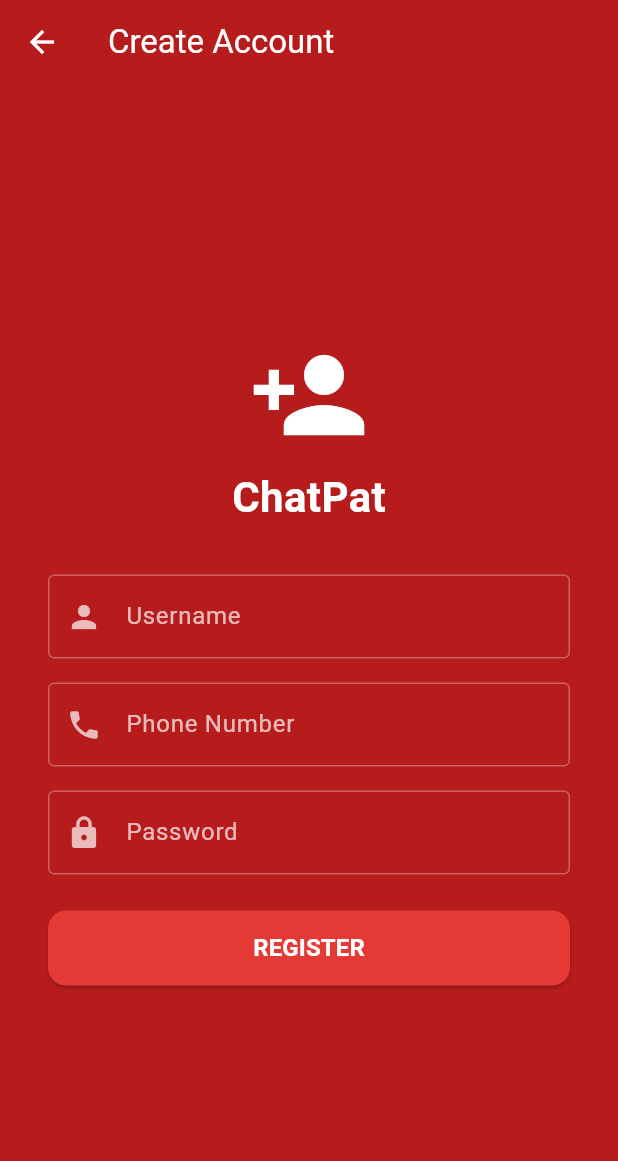
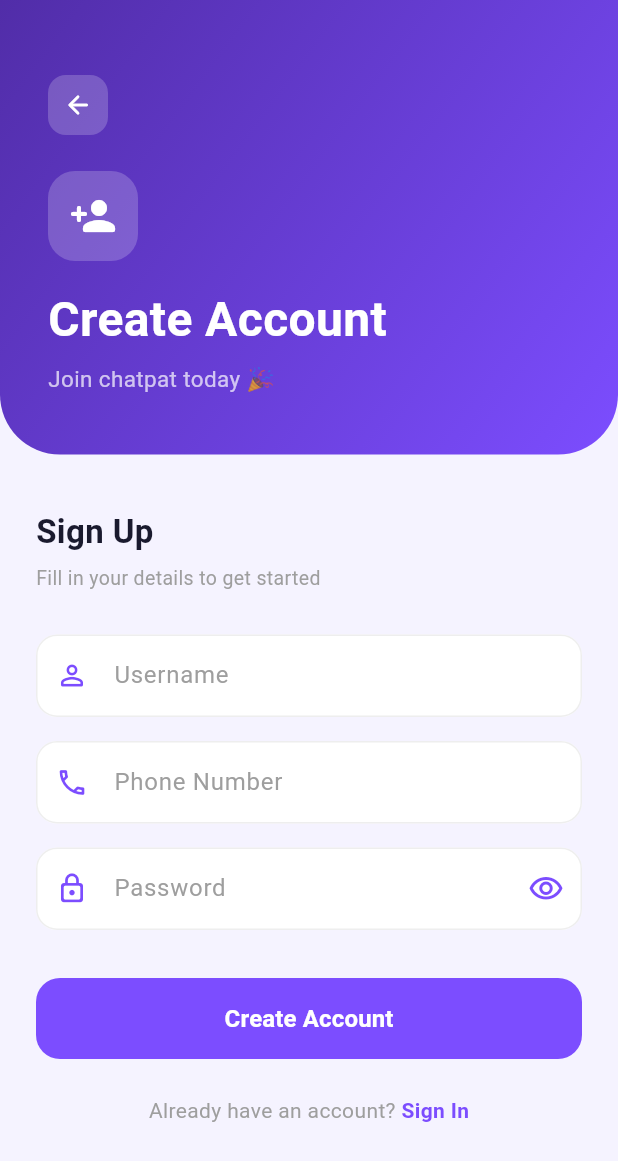
Before and after one commit to shreyankthakur/chatpat, a Flutter app: the screen it shows after launch, after a tap on "Register", on a phone screen of 412 x 824 dp. Shown: the top 1161 px of the screen. Run offline on Flutter 3.47's test engine with Material 3 defaults, Android fonts, the phone set to English and light mode, and no system bars; our stand-ins replace flutter_local_notifications, shared_preferences; missing offline and left inert: flutter_background_service, flutter_webrtc; accounts and stored records are empty; network calls fail.

Commit message:
fix: registration, messaging, background service

```diff
--- a/frontend/lib/screens/register_screen.dart
+++ b/frontend/lib/screens/register_screen.dart
@@ -10,101 +10,249 @@ class RegisterScreen extends StatefulWidget {
 }
 
 class _RegisterScreenState extends State<RegisterScreen> {
-  final _userCtrl = TextEditingController();
+  final _userCtrl  = TextEditingController();
   final _phoneCtrl = TextEditingController();
-  final _passCtrl = TextEditingController();
+  final _passCtrl  = TextEditingController();
+  bool _obscurePass = true;
+
+  static const _purple      = Color(0xFF7C4DFF);
+  static const _purpleLight = Color(0xFFB39DDB);
+  static const _purpleDark  = Color(0xFF512DA8);
+  static const _bg          = Color(0xFFF5F3FF);
 
   Future<void> _register() async {
     if (_userCtrl.text.isEmpty ||
         _phoneCtrl.text.isEmpty ||
         _passCtrl.text.isEmpty) {
-      ScaffoldMessenger.of(context).showSnackBar(const SnackBar(
-          content: Text('Please fill username, phone, and password')));
+      ScaffoldMessenger.of(context).showSnackBar(
+        SnackBar(
+          content: const Text('Please fill all fields'),
+          backgroundColor: _purpleDark,
+          behavior: SnackBarBehavior.floating,
+          shape: RoundedRectangleBorder(
+              borderRadius: BorderRadius.circular(12)),
+        ),
+      );
       return;
     }
     final auth = context.read<AuthProvider>();
-    final ok = await auth.register(
+    final ok   = await auth.register(
       _userCtrl.text.trim(),
       _phoneCtrl.text.trim(),
       _passCtrl.text.trim(),
     );
     if (ok && context.mounted) {
-      Navigator.pushReplacement(
-          context, MaterialPageRoute(builder: (_) => const HomeScreen()));
+      Navigator.pushReplacement(context,
+          MaterialPageRoute(builder: (_) => const HomeScreen()));
     } else if (context.mounted) {
-      ScaffoldMessenger.of(context).showSnackBar(const SnackBar(
-          content: Text('Registration failed. Username may already exist.')));
+      ScaffoldMessenger.of(context).showSnackBar(
+        SnackBar(
+          content: const Text('Registration failed. Username may already exist.'),
+          backgroundColor: Colors.redAccent,
+          behavior: SnackBarBehavior.floating,
+          shape: RoundedRectangleBorder(
+              borderRadius: BorderRadius.circular(12)),
+        ),
+      );
     }
   }
 
   @override
   Widget build(BuildContext context) {
     final isLoading = context.watch<AuthProvider>().isLoading;
+
     return Scaffold(
-      backgroundColor: const Color(0xFFB71C1C),
-      appBar: AppBar(
-        backgroundColor: const Color(0xFFB71C1C),
-        iconTheme: const IconThemeData(color: Colors.white),
-        title:
-            const Text('Create Account', style: TextStyle(color: Colors.white)),
+      backgroundColor: _bg,
+      body: SafeArea(
+        child: SingleChildScrollView(
+          child: Column(
+            children: [
+              // Purple header
+              Container(
+                width: double.infinity,
+                padding: const EdgeInsets.fromLTRB(32, 50, 32, 40),
+                decoration: const BoxDecoration(
+                  gradient: LinearGradient(
+                    colors: [_purpleDark, _purple],
+                    begin: Alignment.topLeft,
+                    end: Alignment.bottomRight,
                   ),
-      body: Center(
-          child: SingleChildScrollView(
-        padding: const EdgeInsets.all(32),
-        child: Column(children: [
-          const Icon(Icons.person_add, size: 80, color: Colors.white),
-          const SizedBox(height: 8),
-          const Text('ChatPat',
+                  borderRadius: BorderRadius.only(
+                    bottomLeft:  Radius.circular(40),
+                    bottomRight: Radius.circular(40),
+                  ),
+                ),
+                child: Column(
+                  crossAxisAlignment: CrossAxisAlignment.start,
+                  children: [
+                    // Back button
+                    GestureDetector(
+                      onTap: () => Navigator.pop(context),
+                      child: Container(
+                        width: 40, height: 40,
+                        decoration: BoxDecoration(
+                          color: Colors.white.withOpacity(0.2),
+                          borderRadius: BorderRadius.circular(12),
+                        ),
+                        child: const Icon(Icons.arrow_back_rounded,
+                            color: Colors.white, size: 20),
+                      ),
+                    ),
+                    const SizedBox(height: 24),
+                    Container(
+                      width: 60, height: 60,
+                      decoration: BoxDecoration(
+                        color: Colors.white.withOpacity(0.2),
+                        borderRadius: BorderRadius.circular(18),
+                      ),
+                      child: const Icon(Icons.person_add_rounded,
+                          color: Colors.white, size: 32),
+                    ),
+                    const SizedBox(height: 16),
+                    const Text('Create Account',
                         style: TextStyle(
                             color: Colors.white,
-                  fontSize: 28,
+                            fontSize: 32,
                             fontWeight: FontWeight.bold)),
+                    const SizedBox(height: 6),
+                    const Text('Join chatpat today 🎉',
+                        style: TextStyle(
+                            color: Colors.white70, fontSize: 15)),
+                  ],
+                ),
+              ),
+
+              // Form
+              Padding(
+                padding: const EdgeInsets.fromLTRB(24, 36, 24, 24),
+                child: Column(
+                  crossAxisAlignment: CrossAxisAlignment.start,
+                  children: [
+                    const Text('Sign Up',
+                        style: TextStyle(
+                            fontSize: 22,
+                            fontWeight: FontWeight.bold,
+                            color: Color(0xFF1A1A2E))),
+                    const SizedBox(height: 6),
+                    const Text('Fill in your details to get started',
+                        style: TextStyle(color: Colors.grey, fontSize: 13)),
+                    const SizedBox(height: 28),
+
+                    _buildField(
+                      controller: _userCtrl,
+                      label: 'Username',
+                      icon: Icons.person_outline_rounded,
+                    ),
+                    const SizedBox(height: 16),
+                    _buildField(
+                      controller: _phoneCtrl,
+                      label: 'Phone Number',
+                      icon: Icons.phone_outlined,
+                      type: TextInputType.phone,
+                    ),
+                    const SizedBox(height: 16),
+                    _buildField(
+                      controller: _passCtrl,
+                      label: 'Password',
+                      icon: Icons.lock_outline_rounded,
+                      obscure: _obscurePass,
+                      suffix: IconButton(
+                        icon: Icon(
+                          _obscurePass
+                              ? Icons.visibility_outlined
+                              : Icons.visibility_off_outlined,
+                          color: _purple,
+                        ),
+                        onPressed: () =>
+                            setState(() => _obscurePass = !_obscurePass),
+                      ),
+                    ),
                     const SizedBox(height: 32),
-          _field(_userCtrl, 'Username', Icons.person),
-          const SizedBox(height: 16),
-          _field(_phoneCtrl, 'Phone Number', Icons.phone,
-              type: TextInputType.phone),
-          const SizedBox(height: 16),
-          _field(_passCtrl, 'Password', Icons.lock, obscure: true),
-          const SizedBox(height: 24),
+
+                    // Register button
                     SizedBox(
                       width: double.infinity,
-            height: 50,
+                      height: 54,
                       child: ElevatedButton(
                         style: ElevatedButton.styleFrom(
-                  backgroundColor: const Color(0xFFE53935),
+                          backgroundColor: _purple,
+                          foregroundColor: Colors.white,
+                          elevation: 0,
                           shape: RoundedRectangleBorder(
-                      borderRadius: BorderRadius.circular(12))),
+                              borderRadius: BorderRadius.circular(16)),
+                        ),
                         onPressed: isLoading ? null : _register,
                         child: isLoading
-                  ? const CircularProgressIndicator(color: Colors.white)
-                  : const Text('REGISTER',
+                            ? const SizedBox(
+                                width: 24, height: 24,
+                                child: CircularProgressIndicator(
+                                    color: Colors.white, strokeWidth: 2.5))
+                            : const Text('Create Account',
                                 style: TextStyle(
                                     fontSize: 16,
-                          fontWeight: FontWeight.bold,
-                          color: Colors.white)),
+                                    fontWeight: FontWeight.bold)),
                       ),
                     ),
-        ]),
-      )),
+
+                    const SizedBox(height: 24),
+                    Row(
+                      mainAxisAlignment: MainAxisAlignment.center,
+                      children: [
+                        const Text('Already have an account? ',
+                            style: TextStyle(color: Colors.grey)),
+                        GestureDetector(
+                          onTap: () => Navigator.pop(context),
+                          child: const Text('Sign In',
+                              style: TextStyle(
+                                  color: _purple,
+                                  fontWeight: FontWeight.bold)),
+                        ),
+                      ],
+                    ),
+                  ],
+                ),
+              ),
+            ],
+          ),
+        ),
+      ),
     );
   }
 
-  Widget _field(TextEditingController c, String label, IconData icon,
-          {bool obscure = false, TextInputType type = TextInputType.text}) =>
+  Widget _buildField({
+    required TextEditingController controller,
+    required String label,
+    required IconData icon,
+    bool obscure = false,
+    TextInputType type = TextInputType.text,
+    Widget? suffix,
+  }) =>
       TextField(
-        controller: c,
+        controller: controller,
         obscureText: obscure,
         keyboardType: type,
-        style: const TextStyle(color: Colors.white),
+        style: const TextStyle(fontSize: 15),
         decoration: InputDecoration(
           labelText: label,
-          labelStyle: const TextStyle(color: Colors.white70),
-          prefixIcon: Icon(icon, color: Colors.white70),
-          enabledBorder: const OutlineInputBorder(
-              borderSide: BorderSide(color: Colors.white30)),
-          focusedBorder: const OutlineInputBorder(
-              borderSide: BorderSide(color: Colors.white)),
+          labelStyle: const TextStyle(color: Colors.grey),
+          prefixIcon: Icon(icon, color: _purple, size: 22),
+          suffixIcon: suffix,
+          filled: true,
+          fillColor: Colors.white,
+          border: OutlineInputBorder(
+            borderRadius: BorderRadius.circular(14),
+            borderSide: BorderSide.none,
+          ),
+          enabledBorder: OutlineInputBorder(
+            borderRadius: BorderRadius.circular(14),
+            borderSide: BorderSide(color: Colors.grey.shade200),
+          ),
+          focusedBorder: OutlineInputBorder(
+            borderRadius: BorderRadius.circular(14),
+            borderSide: const BorderSide(color: _purple, width: 1.5),
+          ),
+          contentPadding: const EdgeInsets.symmetric(
+              horizontal: 16, vertical: 16),
         ),
       );
 }
--- a/frontend/lib/services/background_service.dart
+++ b/frontend/lib/services/background_service.dart
@@ -1,5 +1,6 @@
 import 'dart:async';
 import 'dart:convert';
+import 'package:flutter/foundation.dart' show kIsWeb;
 import 'package:flutter_background_service/flutter_background_service.dart';
 import 'package:flutter_local_notifications/flutter_local_notifications.dart';
 import 'package:shared_preferences/shared_preferences.dart';
@@ -9,7 +10,7 @@ import 'package:http/http.dart' as http;
 const String _wsCallKey  = 'ws_call_user_id';
 const String _wsTokenKey = 'ws_token';
 const String _lastMsgKey = 'last_msg_id';
-const String _baseUrl    = 'https://chatpat-production.up.railway.app';
+const String _baseUrl    = 'http://192.168.1.85:8000'; // ← your local IP
 
 @pragma('vm:entry-point')
 void onStart(ServiceInstance service) async {
@@ -27,7 +28,7 @@ void onStart(ServiceInstance service) async {
     if (userId == null || token == null) return;
 
     final uri = Uri.parse(
-        'wss://chatpat-production.up.railway.app/ws/call/$userId/?token=$token');
+        'ws://192.168.1.85:8000/ws/call/$userId/?token=$token');
 
     try {
       callChannel = WebSocketChannel.connect(uri);
@@ -172,6 +173,8 @@ class BackgroundService {
   static final _service = FlutterBackgroundService();
 
   static Future<void> init() async {
+    if (kIsWeb) return; // not supported on web
+
     await _service.configure(
       androidConfiguration: AndroidConfiguration(
         onStart:                         onStart,
@@ -179,10 +182,10 @@ class BackgroundService {
         isForegroundMode:                true,
         notificationChannelId:           'chatpat_bg',
         initialNotificationTitle:        'chatpat',
-        initialNotificationContent:      'Listening for calls...',
+        initialNotificationContent:      'Listening for messages...',
         foregroundServiceNotificationId: 99,
       ),
-      iosConfiguration: IosConfiguration(autoStart: true),
+      iosConfiguration: IosConfiguration(autoStart: false),
     );
     await _service.startService();
   }
@@ -191,6 +194,7 @@ class BackgroundService {
     required int    userId,
     required String token,
   }) async {
+    if (kIsWeb) return;
     final prefs = await SharedPreferences.getInstance();
     await prefs.setInt(_wsCallKey,     userId);
     await prefs.setString(_wsTokenKey, token);
@@ -200,7 +204,10 @@ class BackgroundService {
     });
   }
 
-  static void stop() => _service.invoke('stop');
+  static void stop() {
+    if (kIsWeb) return;
+    _service.invoke('stop');
+  }
 
   static Stream<Map<String, dynamic>?> get callEvents =>
       _service.on('call_event');
--- a/frontend/lib/services/notification_service.dart
+++ b/frontend/lib/services/notification_service.dart
@@ -1,3 +1,4 @@
+import 'package:flutter/foundation.dart' show kIsWeb;
 import 'package:flutter_local_notifications/flutter_local_notifications.dart';
 
 class NotificationService {
@@ -5,6 +6,7 @@ class NotificationService {
   static bool _initialized = false;
 
   static Future<void> init() async {
+    if (kIsWeb) return; // not supported on web
     if (_initialized) return;
 
     const android  = AndroidInitializationSettings('@mipmap/ic_launcher');
@@ -22,6 +24,7 @@ class NotificationService {
     required String senderName,
     required String message,
   }) async {
+    if (kIsWeb) return;
     await init();
     const details = NotificationDetails(
       android: AndroidNotificationDetails(
@@ -41,6 +44,7 @@ class NotificationService {
     required String callerName,
     required bool   isVideo,
   }) async {
+    if (kIsWeb) return;
     await init();
     const details = NotificationDetails(
       android: AndroidNotificationDetails(
@@ -64,6 +68,7 @@ class NotificationService {
   }
 
   static Future<void> cancelCallNotification() async {
+    if (kIsWeb) return;
     await _plugin.cancel(2);
   }
 }
--- a/frontend/pubspec.yaml
+++ b/frontend/pubspec.yaml
@@ -2,8 +2,10 @@ name: chatpat
 description: ChatPat - Chat App
 publish_to: 'none'
 version: 1.0.0+1
+
 environment:
   sdk: '>=3.0.0 <4.0.0'
+
 dependencies:
   flutter:
     sdk: flutter
@@ -17,11 +19,13 @@ dependencies:
   cupertino_icons: ^1.0.6
   permission_handler: ^11.3.1
   flutter_webrtc: ^1.5.2
-  flutter_local_notifications: ^18.0.0
+  flutter_local_notifications: ^17.2.4
   flutter_background_service: ^5.0.10
+
 dev_dependencies:
   flutter_test:
     sdk: flutter
   flutter_lints: ^3.0.0
+
 flutter:
   uses-material-design: true
```
Also changed, not shown: frontend/pubspec.lock, 3 other files. Lines whose indentation alone changed are shown as unchanged.
